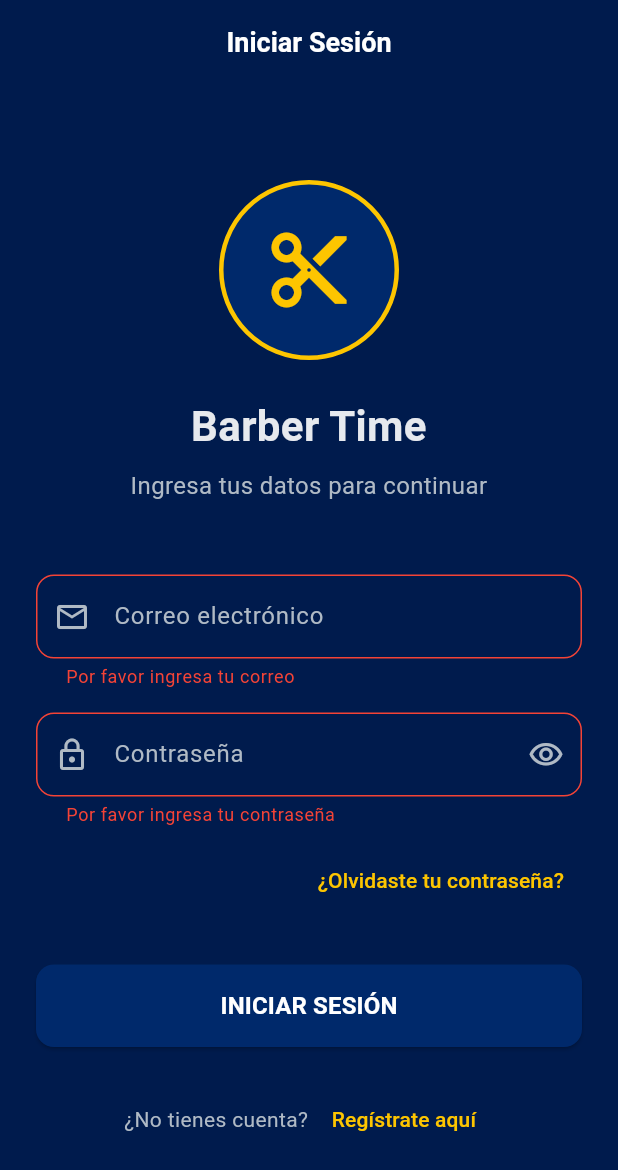
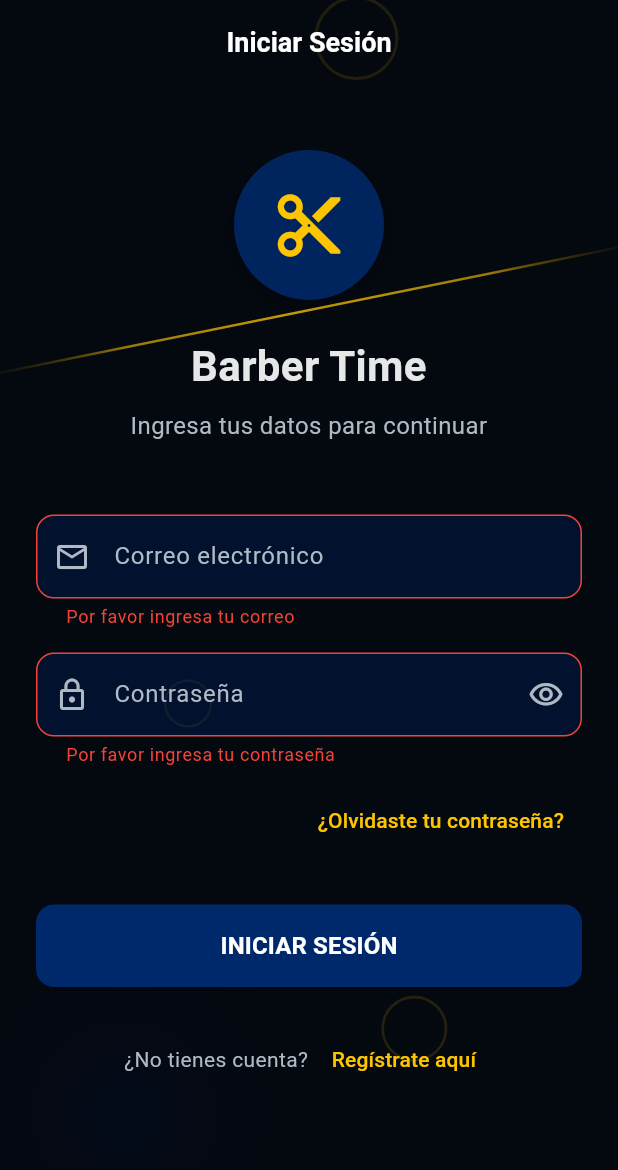
Before and after one commit to MarioBerni/barber_time, a Flutter app: the screen it shows after launch, after a tap on "INICIAR SESIÓN", on a phone screen of 412 x 824 dp. Shown: the top 1170 px of the screen. Run offline on Flutter 3.47's test engine with Material 3 defaults, Android fonts, the light colour scheme and no system bars; drawn by our look-alikes of flutter_animate; our stand-ins replace equatable, flutter_bloc, get_it, go_router; accounts and stored records are empty.

Commit message:
Implementación de componentes visuales reutilizables: fondo animado e IconWithShimmer. Actualización de documentación sobre reutilización de componentes y coherencia visual.

```diff
--- /dev/null
+++ b/lib/core/widgets/backgrounds/animated_gradient_background.dart
@@ -0,0 +1,301 @@
+import 'dart:math' show Random;
+import 'package:flutter/material.dart';
+import '../../../core/theme/app_theme.dart';
+
+/// Clase para almacenar datos de círculos animados
+class AnimatedCircle {
+  double posX;
+  double posY;
+  double velocityX;
+  double velocityY;
+  double radius;
+  double opacity;
+  double strokeWidth;
+
+  AnimatedCircle({
+    required this.posX,
+    required this.posY,
+    required this.velocityX,
+    required this.velocityY,
+    required this.radius,
+    required this.opacity,
+    required this.strokeWidth,
+  });
+}
+
+/// Painter personalizado para crear un patrón de líneas horizontales
+/// Simula el estilo de una barbería vintage con líneas sutiles
+class _StripedPatternPainter extends CustomPainter {
+  final Color baseColor;
+
+  _StripedPatternPainter({required this.baseColor});
+
+  @override
+  void paint(Canvas canvas, Size size) {
+    final paint = Paint()
+      ..color = baseColor.withOpacity(0.03)
+      ..strokeWidth = 0.5;
+
+    // Crear líneas horizontales muy sutiles como detalle de diseño
+    final lineCount = 30;
+    final lineSpacing = size.height / lineCount;
+
+    for (var i = 0; i < lineCount; i++) {
+      final y = i * lineSpacing;
+      canvas.drawLine(
+        Offset(0, y),
+        Offset(size.width, y),
+        paint
+      );
+    }
+  }
+
+  @override
+  bool shouldRepaint(covariant CustomPainter oldDelegate) => false;
+}
+
+/// Widget que proporciona un fondo con degradado y burbujas animadas
+///
+/// Este componente crea un efecto visual sofisticado mediante múltiples capas:
+/// 1. Un degradado lineal principal en dirección vertical con colores de la paleta
+/// 2. Un degradado radial para crear efecto de profundidad
+/// 3. Círculos animados que rebotan por la pantalla para un efecto dinámico
+class AnimatedGradientBackground extends StatefulWidget {
+  /// Color primario para el degradado.
+  final Color? primaryColor;
+
+  /// Color secundario para el degradado.
+  final Color? secondaryColor;
+
+  /// Opacidad del degradado (0.0 - 1.0).
+  final double opacity;
+
+  /// Color adicional para el degradado.
+  final Color? accentColor;
+
+  /// Determina si se muestran elementos decorativos adicionales.
+  final bool showDecorationElements;
+
+  /// Determina si se muestra el círculo animado que rebota.
+  final bool showBouncingCircles;
+
+  /// Constructor del fondo.
+  const AnimatedGradientBackground({
+    super.key,
+    this.primaryColor,
+    this.secondaryColor,
+    this.accentColor,
+    this.opacity = 0.9,
+    this.showDecorationElements = true,
+    this.showBouncingCircles = true,
+  });
+
+  @override
+  State<AnimatedGradientBackground> createState() => _AnimatedGradientBackgroundState();
+}
+
+class _AnimatedGradientBackgroundState extends State<AnimatedGradientBackground>
+    with SingleTickerProviderStateMixin {
+
+  late AnimationController _animationController;
+  late List<AnimatedCircle> _circles;
+
+  @override
+  void initState() {
+    super.initState();
+
+    // Inicializar círculos animados
+    _initCircles();
+
+    // Configurar controlador de animación
+    _animationController = AnimationController(
+      vsync: this,
+      duration: const Duration(seconds: 4),
+    )..repeat();
+
+    // Escuchar cada frame para actualizar posición
+    _animationController.addListener(_updatePosition);
+  }
+
+  /// Inicializa 3 círculos animados con mayor visibilidad
+  void _initCircles() {
+    final random = Random();
+    _circles = [];
+
+    // Definir 3 tamaños de círculos con tamaño moderado
+    final circleSizes = [
+      // radio, opacidad, grosor de borde
+      [16.0, 0.22, 1.5],   // Pequeño
+      [22.0, 0.20, 1.8],   // Mediano
+      [28.0, 0.18, 2.0],   // Grande
+    ];
+
+    // Crear solo 3 círculos, uno de cada tamaño
+    for (int i = 0; i < 3; i++) {
+      // Seleccionar un tamaño específico para cada círculo
+      final sizeData = circleSizes[i % circleSizes.length];
+      final radius = sizeData[0];
+      final opacity = sizeData[1];
+      final strokeWidth = sizeData[2];
+
+      // Posición inicial aleatoria
+      final posX = random.nextDouble() * 0.8 + 0.1; // Entre 10% y 90% del ancho
+      final posY = random.nextDouble() * 0.8 + 0.1; // Entre 10% y 90% del alto
+
+      // Incrementar la velocidad base para todas las burbujas
+      final baseSpeed = 0.002 + (random.nextDouble() * 0.002);
+      final speedFactor = 1.0 - (radius / 60.0); // Ajuste para que las grandes no sean tan lentas
+      final velocityX = baseSpeed * speedFactor;
+      final velocityY = baseSpeed * speedFactor;
+
+      // Añadir a la lista de círculos
+      _circles.add(AnimatedCircle(
+        posX: posX,
+        posY: posY,
+        velocityX: random.nextBool() ? velocityX : -velocityX,
+        velocityY: random.nextBool() ? velocityY : -velocityY,
+        radius: radius,
+        opacity: opacity,
+        strokeWidth: strokeWidth,
+      ));
+    }
+  }
+
+  /// Actualiza la posición de todos los círculos con efecto de rebote
+  void _updatePosition() {
+    if (!widget.showBouncingCircles) return;
+
+    setState(() {
+      // Actualizar todos los círculos
+      for (var circle in _circles) {
+        // Actualizar posición basada en velocidad
+        circle.posX += circle.velocityX;
+        circle.posY += circle.velocityY;
+
+        // Verificar rebotes en bordes horizontales
+        if (circle.posX <= 0 || circle.posX >= 1.0) {
+          circle.velocityX *= -1; // Invertir dirección horizontal
+          // Asegurar que se mueva al menos un poco lejos del borde
+          circle.posX = circle.posX <= 0 ? 0.01 : 0.99;
+        }
+
+        // Verificar rebotes en bordes verticales
+        if (circle.posY <= 0 || circle.posY >= 1.0) {
+          circle.velocityY *= -1; // Invertir dirección vertical
+          // Asegurar que se mueva al menos un poco lejos del borde
+          circle.posY = circle.posY <= 0 ? 0.01 : 0.99;
+        }
+      }
+    });
+  }
+
+  @override
+  void dispose() {
+    _animationController.removeListener(_updatePosition);
+    _animationController.dispose();
+    super.dispose();
+  }
+
+  @override
+  Widget build(BuildContext context) {
+    final size = MediaQuery.of(context).size;
+
+    // Usando colores del tema para mantener consistencia
+    final baseColor = widget.primaryColor ?? AppTheme.kBackgroundColor;
+    final accentColor = widget.accentColor ?? AppTheme.kAccentColor;
+
+    return Stack(
+      children: [
+        // Fondo base negro/azul muy oscuro
+        Container(
+          color: Color(0xFF04080F),
+          width: double.infinity,
+          height: double.infinity,
+        ),
+
+        // Patrón de líneas finas horizontales (como las de una peluquería vintage)
+        CustomPaint(
+          size: Size(size.width, size.height),
+          painter: _StripedPatternPainter(baseColor: baseColor),
+        ),
+
+        // Eliminado el resplandor superior derecho a petición del usuario
+
+
+        // Efecto de brillo en parte inferior izquierda
+        Positioned(
+          bottom: -size.height * 0.1,
+          left: -size.width * 0.2,
+          child: Container(
+            width: size.width * 0.8,
+            height: size.width * 0.8,
+            decoration: BoxDecoration(
+              shape: BoxShape.circle,
+              gradient: RadialGradient(
+                colors: [
+                  baseColor.withOpacity(0.15),
+                  Colors.transparent,
+                ],
+                stops: const [0.1, 0.9],
+              ),
+            ),
+          ),
+        ),
+
+        // Línea diagonal (simboliza una navaja de afeitar)
+        Positioned(
+          top: size.height * 0.25,
+          left: -size.width * 0.1,
+          child: Transform.rotate(
+            angle: -0.2,
+            child: Container(
+              height: 1.5,
+              width: size.width * 1.2,
+              decoration: BoxDecoration(
+                gradient: LinearGradient(
+                  colors: [
+                    Colors.transparent,
+                    accentColor.withOpacity(0.6),
+                    accentColor.withOpacity(0.8),
+                    accentColor.withOpacity(0.6),
+                    Colors.transparent,
+                  ],
+                  stops: const [0.0, 0.25, 0.5, 0.75, 1.0],
+                ),
+              ),
+            ),
+          ),
+        ),
+
+        // Múltiples círculos animados que rebotan por la pantalla
+        if (widget.showBouncingCircles && widget.showDecorationElements)
+          ..._circles.map((circle) {
+            return AnimatedBuilder(
+              animation: _animationController,
+              builder: (context, child) {
+                return Positioned(
+                  left: MediaQuery.of(context).size.width * circle.posX - circle.radius,
+                  top: MediaQuery.of(context).size.height * circle.posY - circle.radius,
+                  child: Opacity(
+                    opacity: circle.opacity, // La opacidad ya es alta desde la inicialización
+                    child: Container(
+                      width: circle.radius * 2,
+                      height: circle.radius * 2,
+                      decoration: BoxDecoration(
+                        shape: BoxShape.circle,
+                        border: Border.all(
+                          // Color dorado suavizado para no ser tan intenso
+                          color: AppTheme.kAccentColor.withOpacity(0.65),
+                          width: circle.strokeWidth, // Borde ya definido más grueso
+                        ),
+                      ),
+                    ),
+                  ),
+                );
+              },
+            );
+          }),
+      ],
+    );
+  }
+}
--- /dev/null
+++ b/lib/core/widgets/icons/animated_icon_widget.dart
@@ -0,0 +1,93 @@
+import 'package:flutter/material.dart';
+import 'package:flutter_animate/flutter_animate.dart';
+import '../../../core/theme/app_theme.dart';
+
+/// Contenedor circular para iconos con efecto de brillo
+class IconWithShimmer extends StatelessWidget {
+  /// Icono a mostrar en el contenedor
+  final IconData icon;
+
+  /// Tamaño del contenedor (diámetro)
+  final double size;
+
+  /// Color de fondo del contenedor
+  final Color? backgroundColor;
+
+  /// Color del icono
+  final Color? iconColor;
+
+  /// Efecto de brillo (shimmer) periódico
+  final bool enableShimmer;
+
+  /// Animación de entrada
+  final bool animateEntry;
+
+  /// Constructor
+  const IconWithShimmer({
+    Key? key,
+    required this.icon,
+    this.size = 100.0,
+    this.backgroundColor,
+    this.iconColor,
+    this.enableShimmer = true,
+    this.animateEntry = true,
+  }) : super(key: key);
+
+  @override
+  Widget build(BuildContext context) {
+    // Colores predeterminados si no se proporcionan, usando el tema global
+    final effectiveIconColor = iconColor ?? AppTheme.kAccentColor;
+    final effectiveBackgroundColor = backgroundColor ?? AppTheme.kPrimaryColor;
+
+    // Construir contenedor base
+    Widget container = Center(
+      child: Container(
+        width: size,
+        height: size,
+        decoration: BoxDecoration(
+          color: effectiveBackgroundColor,
+          shape: BoxShape.circle,
+          boxShadow: [
+            BoxShadow(
+              color: Colors.black.withOpacity(0.2),
+              blurRadius: 8,
+              offset: const Offset(0, 4),
+            ),
+          ],
+        ),
+        child: Center(
+          child: Icon(icon, size: size * 0.5, color: effectiveIconColor),
+        ),
+      ),
+    );
+
+    // Aplicar animaciones según configuración
+    if (animateEntry) {
+      container = container
+          .animate()
+          .fadeIn(
+            duration: const Duration(milliseconds: 600),
+            curve: Curves.easeOutCubic,
+          )
+          .scale(
+            begin: const Offset(0.7, 0.7),
+            end: const Offset(1.0, 1.0),
+            duration: const Duration(milliseconds: 800),
+            curve: Curves.elasticOut,
+          );
+    }
+
+    // Añadir efecto shimmer si está habilitado
+    if (enableShimmer) {
+      container = container
+          .animate(onPlay: (controller) => controller.repeat())
+          .shimmer(
+            delay: const Duration(milliseconds: 2000),
+            duration: const Duration(milliseconds: 1800),
+            color: effectiveIconColor.withOpacity(0.3),
+          );
+    }
+
+    return container;
+  }
+}
--- a/lib/features/auth/presentation/pages/login_page.dart
+++ b/lib/features/auth/presentation/pages/login_page.dart
@@ -4,6 +4,8 @@ import 'package:go_router/go_router.dart';
 
 import '../../../../core/routes/app_routes.dart';
 import '../../../../core/theme/app_theme.dart';
+import '../../../../core/widgets/backgrounds/animated_gradient_background.dart';
+import '../../../../core/widgets/icons/animated_icon_widget.dart';
 import '../bloc/auth_cubit.dart';
 import '../bloc/auth_state.dart';
 import '../widgets/auth_text_field.dart';
@@ -48,10 +50,20 @@ class _LoginPageState extends State<LoginPage> {
   @override
   Widget build(BuildContext context) {
     return Scaffold(
+      // Fondo transparente para que el appBar no tape el fondo animado
+      backgroundColor: Colors.transparent,
+      extendBodyBehindAppBar: true,
       appBar: AppBar(
         title: const Text('Iniciar Sesión'),
+        backgroundColor: Colors.transparent,
+        elevation: 0,
       ),
-      body: BlocConsumer<AuthCubit, AuthState>(
+      body: Stack(
+        children: [
+          // Fondo animado con gradiente y burbujas
+          const AnimatedGradientBackground(),
+          // Contenido de la página
+          BlocConsumer<AuthCubit, AuthState>(
         listener: (context, state) {
           // Mostrar mensajes de error si los hay
           if (state.status == AuthStatus.error && state.errorMessage != null) {
@@ -71,31 +83,20 @@ class _LoginPageState extends State<LoginPage> {
         },
         builder: (context, state) {
           return SingleChildScrollView(
-            padding: const EdgeInsets.all(24.0),
+            padding: const EdgeInsets.fromLTRB(24.0, 100.0, 24.0, 24.0),
             child: Form(
               key: _formKey,
               child: Column(
                 crossAxisAlignment: CrossAxisAlignment.stretch,
                 children: [
-                  // Logo y título
-                  const SizedBox(height: 40),
+                  // Logo y título con ícono animado
                   Center(
-                    child: Container(
-                      width: 120,
-                      height: 120,
-                      decoration: BoxDecoration(
-                        color: AppTheme.kPrimaryColor,
-                        shape: BoxShape.circle,
-                        border: Border.all(
-                          color: AppTheme.kAccentColor,
-                          width: 3,
-                        ),
-                      ),
-                      child: const Icon(
-                        Icons.content_cut,
-                        color: AppTheme.kAccentColor,
-                        size: 60,
-                      ),
+                    child: IconWithShimmer(
+                      icon: Icons.content_cut,
+                      size: 100,
+                      // Usar colores del tema para mantener coherencia visual
+                      iconColor: AppTheme.kAccentColor,
+                      backgroundColor: AppTheme.kPrimaryColor.withOpacity(0.85),
                     ),
                   ),
                   const SizedBox(height: 24),
@@ -231,6 +232,8 @@ class _LoginPageState extends State<LoginPage> {
           );
         },
       ),
+        ],
+      ),
     );
   }
 }
```
Also changed, not shown: 6 other files.
